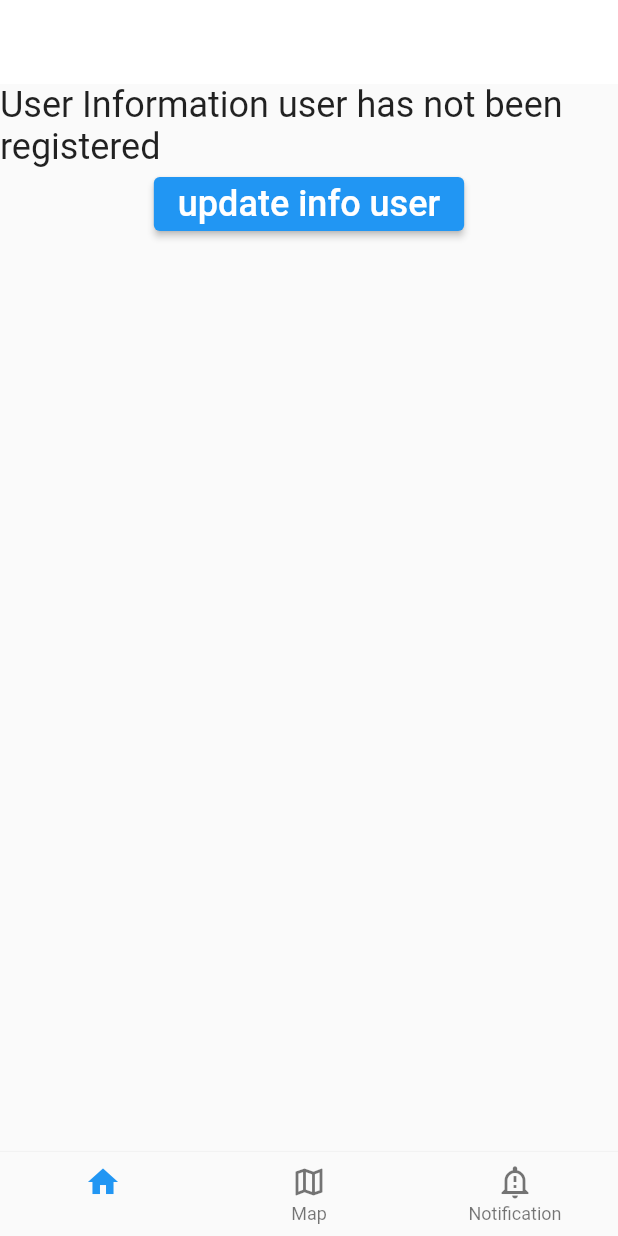
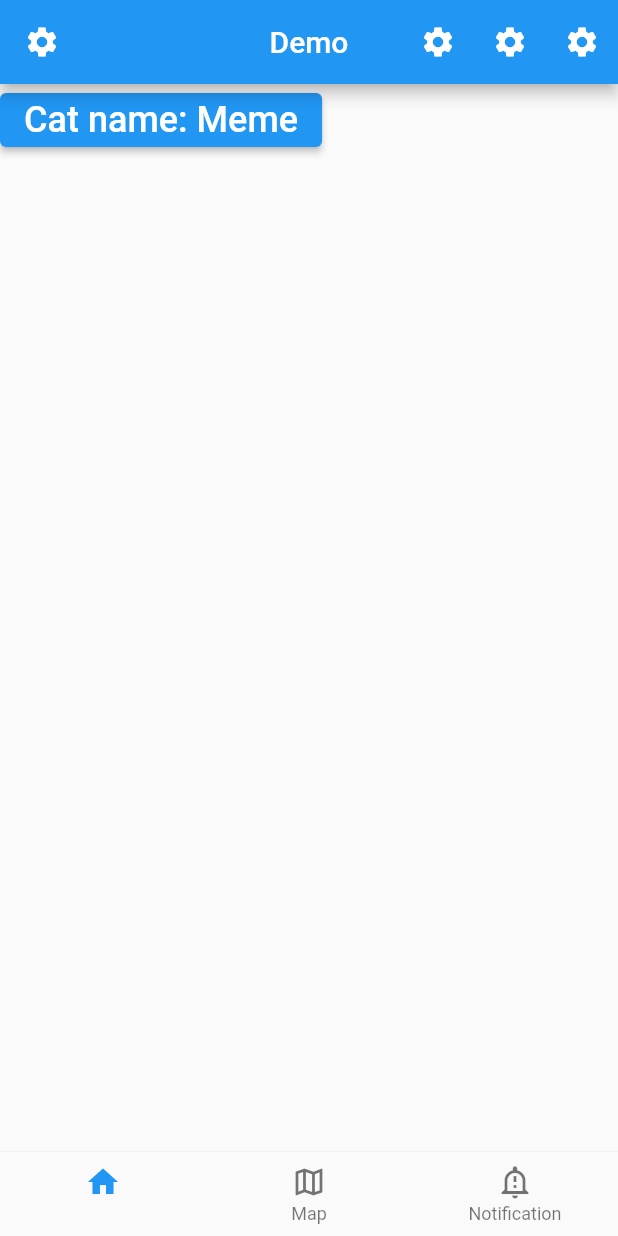
Before and after one commit to PhongharitPichaiwong/flutter_workshop_app_for_student, a Flutter app: the screen it shows after launch, on a phone screen of 412 x 824 dp. Run offline on Flutter 3.47's test engine with Material 2 defaults, Android fonts, the light colour scheme and no system bars; our stand-ins replace device_info_plus, flutter_local_notifications, flutter_timezone, google_maps_flutter, location, timezone; missing offline and left inert: flutter_local_notifications_platform_interface, flutter_polyline_points.

Commit message:
chore: implement screens and configs

```diff
--- a/lib/main.dart
+++ b/lib/main.dart
@@ -3,6 +3,7 @@ import 'dart:io';
 import 'package:flutter/foundation.dart';
 import 'package:flutter/material.dart';
 import 'package:flutter/services.dart';
+import 'package:google_mao/provider/cat.dart';
 import 'package:provider/provider.dart';
 import 'package:timezone/data/latest_all.dart' as tz;
 import 'package:timezone/timezone.dart' as tz;
@@ -89,7 +90,7 @@ class PaddedElevatedButton extends StatelessWidget {
 
 late NotificationAppLaunchDetails notificationAppLaunchDetails;
 
-Future<void> main() async {
+void main() {
   WidgetsFlutterBinding.ensureInitialized();
 
   runApp(MyApp());
@@ -104,6 +105,7 @@ class MyApp extends StatelessWidget {
   Widget build(BuildContext context) {
     return MultiProvider(
       providers: [
+        ChangeNotifierProvider(create: (context) => CatProvider()),
         ChangeNotifierProvider(create: (context) => ScreenIndexProvider()),
         ChangeNotifierProvider(
           create: (context) => UserProvider(),
@@ -120,7 +122,9 @@ class MyApp extends StatelessWidget {
             elevation: 0,
           ),
         ),
-        home: HomeScreen(),
+        home: HomeScreen(
+          value: 100,
+        ),
       ),
     );
   }
--- /dev/null
+++ b/lib/provider/cat.dart
@@ -0,0 +1,28 @@
+import 'package:flutter/material.dart';
+
+class CatProvider extends ChangeNotifier {
+  String _name = 'Meme';
+  int _age = 6;
+
+  String get name => _name;
+  int get age => _age;
+
+  set name(String newName) {
+    _name = newName;
+    notifyListeners();
+  }
+
+  set age(int newAge) {
+    _age = newAge;
+    notifyListeners();
+  }
+
+  void methodA() {
+    _name = "Gege";
+    notifyListeners();
+  }
+
+  Widget? build() {
+    return Container();
+  }
+}
--- a/lib/screens/home_screen.dart
+++ b/lib/screens/home_screen.dart
@@ -9,9 +9,8 @@ import 'provider_sample_page.dart';
 import 'traking_page.dart';
 
 class HomeScreen extends StatelessWidget {
-  HomeScreen({
-    super.key,
-  });
+  int value;
+  HomeScreen({super.key, required this.value});
 
   final List<dynamic> screens = [
     const ProviderSamplePage(),
@@ -23,9 +22,55 @@ class HomeScreen extends StatelessWidget {
 
   @override
   Widget build(BuildContext context) {
+    print('value: ${value}');
     final _screenindexprovider = Provider.of<ScreenIndexProvider>(context);
     int currentScreenIndex = _screenindexprovider.fetchCurrentScreenIndex;
     return Scaffold(
+      appBar: AppBar(
+        title: Text('Demo'),
+        centerTitle: true,
+        elevation: 4,
+        shadowColor: Theme.of(context).shadowColor,
+        backgroundColor: Colors.blue,
+        leading: IconButton(
+          icon: Icon(
+            Icons.settings,
+            color: Colors.white,
+          ),
+          onPressed: () {
+            // do something
+          },
+        ),
+        actions: <Widget>[
+          IconButton(
+            icon: Icon(
+              Icons.settings,
+              color: Colors.white,
+            ),
+            onPressed: () {
+              // do something
+            },
+          ),
+          IconButton(
+            icon: Icon(
+              Icons.settings,
+              color: Colors.white,
+            ),
+            onPressed: () {
+              // do something
+            },
+          ),
+          IconButton(
+            icon: Icon(
+              Icons.settings,
+              color: Colors.white,
+            ),
+            onPressed: () {
+              // do something
+            },
+          )
+        ],
+      ),
       bottomNavigationBar: BottomNavigationBar(
         type: BottomNavigationBarType.fixed,
         showSelectedLabels: false,
--- a/lib/screens/notification_page.dart
+++ b/lib/screens/notification_page.dart
@@ -11,6 +11,7 @@ import 'package:flutter_local_notifications/flutter_local_notifications.dart';
 import 'package:http/http.dart' as http;
 import 'package:image/image.dart' as image;
 import 'package:path_provider/path_provider.dart';
+import 'package:provider/provider.dart';
 import 'package:timezone/data/latest_all.dart' as tz;
 import 'package:timezone/timezone.dart' as tz;
 
--- a/lib/screens/provider_sample_page.dart
+++ b/lib/screens/provider_sample_page.dart
@@ -1,7 +1,11 @@
 import 'package:flutter/material.dart';
+import 'package:google_mao/provider/cat.dart';
+import 'package:google_mao/screens/home_screen.dart';
 import 'package:provider/provider.dart';
 
 import '../provider/user.dart';
+import 'notification_page.dart';
+import 'sameple_page.dart';
 
 class ProviderSamplePage extends StatefulWidget {
   static const String routeName = '/ProviderSamplePage';
@@ -15,26 +19,38 @@ class ProviderSamplePage extends StatefulWidget {
 class _ProviderSamplePageState extends State<ProviderSamplePage> {
   @override
   Widget build(BuildContext context) {
-    final providerUser = Provider.of<UserProvider>(context);
+    // final providerUser = Provider.of<UserProvider>(context);
 
     return Scaffold(
-      appBar: AppBar(
-        title: const Text('Provider Sample'),
-      ),
       body: Column(
         children: [
-          Text(
-            'User Information ${providerUser.name} ',
-            style: const TextStyle(fontSize: 24),
-          ),
-          ElevatedButton(
-              onPressed: () {
-                providerUser.name = 'Weincoders';
-              },
-              child: const Text(
-                'update info user',
-                style: TextStyle(fontSize: 24),
-              ))
+          Consumer<CatProvider>(builder: (context, instance, child) {
+            return ElevatedButton(
+                onPressed: () {
+                  // instance.name = 'Yoda';
+
+                  Navigator.pushReplacement(
+                    context,
+                    MaterialPageRoute(builder: (context) => const SamplePage()),
+                  );
+                },
+                child: Text(
+                  'Cat name: ${instance.name}',
+                  style: const TextStyle(fontSize: 24),
+                ));
+          })
+          // Text(
+          //   'User Information ${providerUser.name} ',
+          //   style: const TextStyle(fontSize: 24),
+          // ),
+          // ElevatedButton(
+          //     onPressed: () {
+          //       providerUser.name = 'Weincoders';
+          //     },
+          //     child: const Text(
+          //       'update info user',
+          //       style: TextStyle(fontSize: 24),
+          //     ))
         ],
       ),
     );
```
Also changed, not shown: lib/screens/sameple_page.dart (added, +23 -0 lines).
